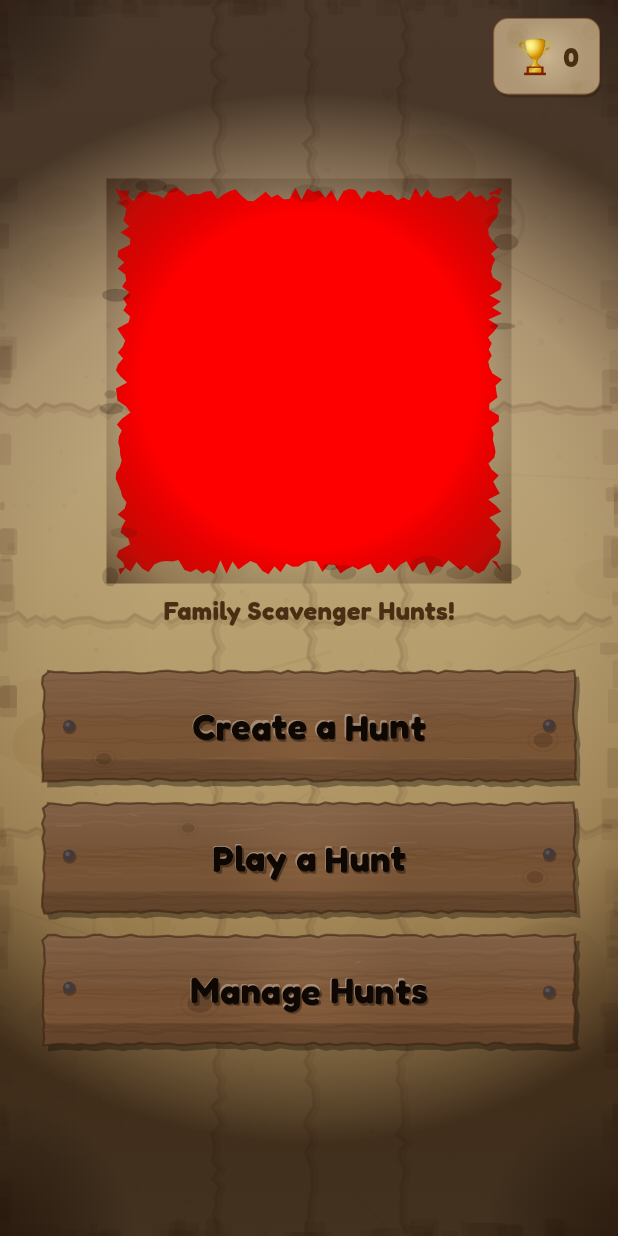
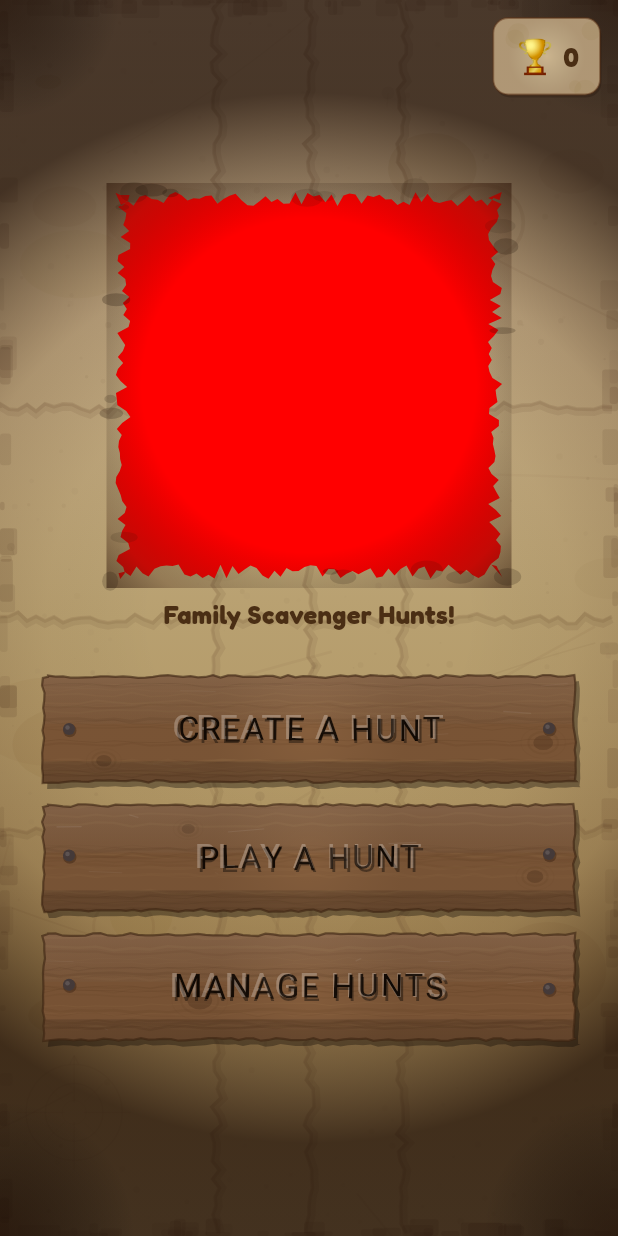
Before and after one commit to saturn1888/saturn1888, a Flutter app: the screen it shows after launch, on a phone screen of 412 x 824 dp. Run offline on Flutter 3.47's test engine with Material 3 defaults, Android fonts, the phone set to English and light mode, and no system bars; our stand-ins replace audioplayers, confetti, google_fonts, hive, hive_flutter, image_picker; accounts and stored records are empty.

Commit message:
Switch carved text to rough typewriter font for knife-carved look
- Font changed from Fredoka (round/bubbly) to Special Elite (rough,
  uneven, typewriter-like) which looks like scratchy knife cuts
- All caps for that hand-carved signpost feel
- Letter spacing increased for natural carved spacing
- Bigger wobble per letter: more vertical drift, more rotation
- Each letter varies in size (21-24pt) simulating uneven knife depth
- Each letter varies in opacity simulating deeper/shallower cuts
- Still has 3-layer depth: dark gouge shadow, light chisel edge, carved groove

https://claude.ai/code/session_017Aw2r6LuaKG11VTUwd3Kn5

```diff
--- a/lib/screens/home_screen.dart
+++ b/lib/screens/home_screen.dart
@@ -1,5 +1,6 @@
 import 'dart:math';
 import 'package:flutter/material.dart';
+import 'package:google_fonts/google_fonts.dart';
 import 'package:hive_flutter/hive_flutter.dart';
 import '../models/trophy.dart';
 import '../theme/app_theme.dart';
@@ -274,56 +275,56 @@ class _WoodPlankButton extends StatelessWidget {
   }
 }
 
-/// Text that looks roughly hand-carved into wood
+/// Text that looks knife-carved into wood
 class _CarvedText extends StatelessWidget {
   final String label;
   const _CarvedText({required this.label});
 
+  TextStyle _carveStyle(double size, Color color) {
+    return GoogleFonts.specialElite(
+      fontSize: size,
+      color: color,
+      fontWeight: FontWeight.w400,
+      letterSpacing: 1.5,
+    );
+  }
+
   @override
   Widget build(BuildContext context) {
     final rng = Random(label.hashCode);
+    final upper = label.toUpperCase();
     return Stack(
       alignment: Alignment.center,
       children: [
-        // Shadow inside the carve (deepest layer)
+        // Deep gouge shadow
         Transform.translate(
-          offset: const Offset(1.2, 1.5),
-          child: Text(
-            label,
-            style: AppTheme.heading(
-              size: 24,
-              color: Colors.black.withOpacity(0.35),
-            ),
-          ),
+          offset: const Offset(1.0, 1.8),
+          child: Text(upper, style: _carveStyle(22, Colors.black.withOpacity(0.4))),
         ),
-        // Light catching the top edge of the carve
+        // Light catching the chisel edge
         Transform.translate(
-          offset: const Offset(-0.5, -0.8),
-          child: Text(
-            label,
-            style: AppTheme.heading(
-              size: 24,
-              color: Colors.white.withOpacity(0.3),
-            ),
-          ),
+          offset: const Offset(-0.6, -0.6),
+          child: Text(upper, style: _carveStyle(22, Colors.white.withOpacity(0.25))),
         ),
-        // Main carved groove — slightly rough via individual letter offsets
+        // Each letter individually carved — wobble, tilt, varied depth
         Row(
           mainAxisAlignment: MainAxisAlignment.center,
           mainAxisSize: MainAxisSize.min,
-          children: label.split('').map((char) {
-            final dy = (rng.nextDouble() - 0.5) * 1.8;
-            final dx = (rng.nextDouble() - 0.5) * 0.6;
-            final rotation = (rng.nextDouble() - 0.5) * 0.03;
+          children: upper.split('').map((char) {
+            final dy = (rng.nextDouble() - 0.5) * 2.5;
+            final dx = (rng.nextDouble() - 0.5) * 1.0;
+            final rotation = (rng.nextDouble() - 0.5) * 0.06;
+            final sizeVar = 21.0 + (rng.nextDouble() - 0.5) * 3.0;
+            final depthVar = 0.7 + rng.nextDouble() * 0.3;
             return Transform.translate(
               offset: Offset(dx, dy),
               child: Transform.rotate(
                 angle: rotation,
                 child: Text(
                   char,
-                  style: AppTheme.heading(
-                    size: 24,
-                    color: const Color(0xFF0E0702),
+                  style: _carveStyle(
+                    sizeVar,
+                    Color.fromRGBO(14, 7, 2, depthVar),
                   ),
                 ),
               ),
```
